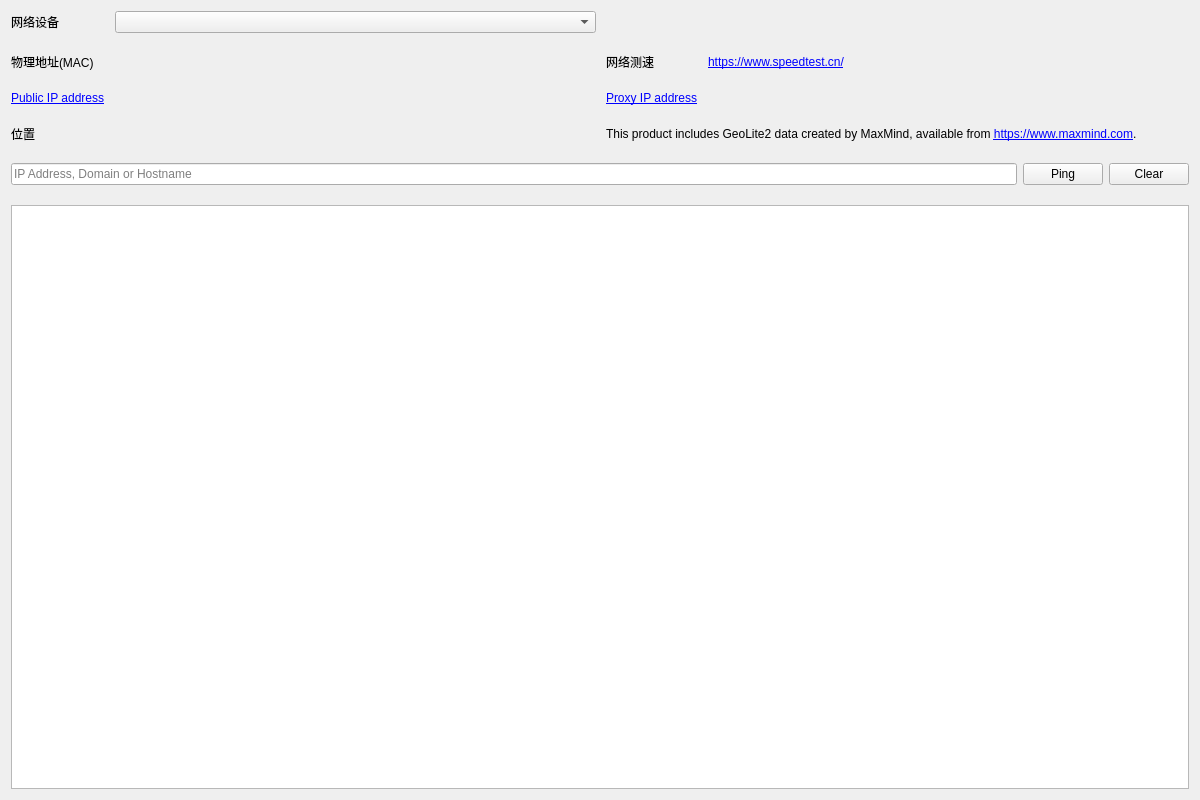
First picture: the form in DevTools/net_tool/net_tool.ui, repository mxy493/DevTools, before the edit.
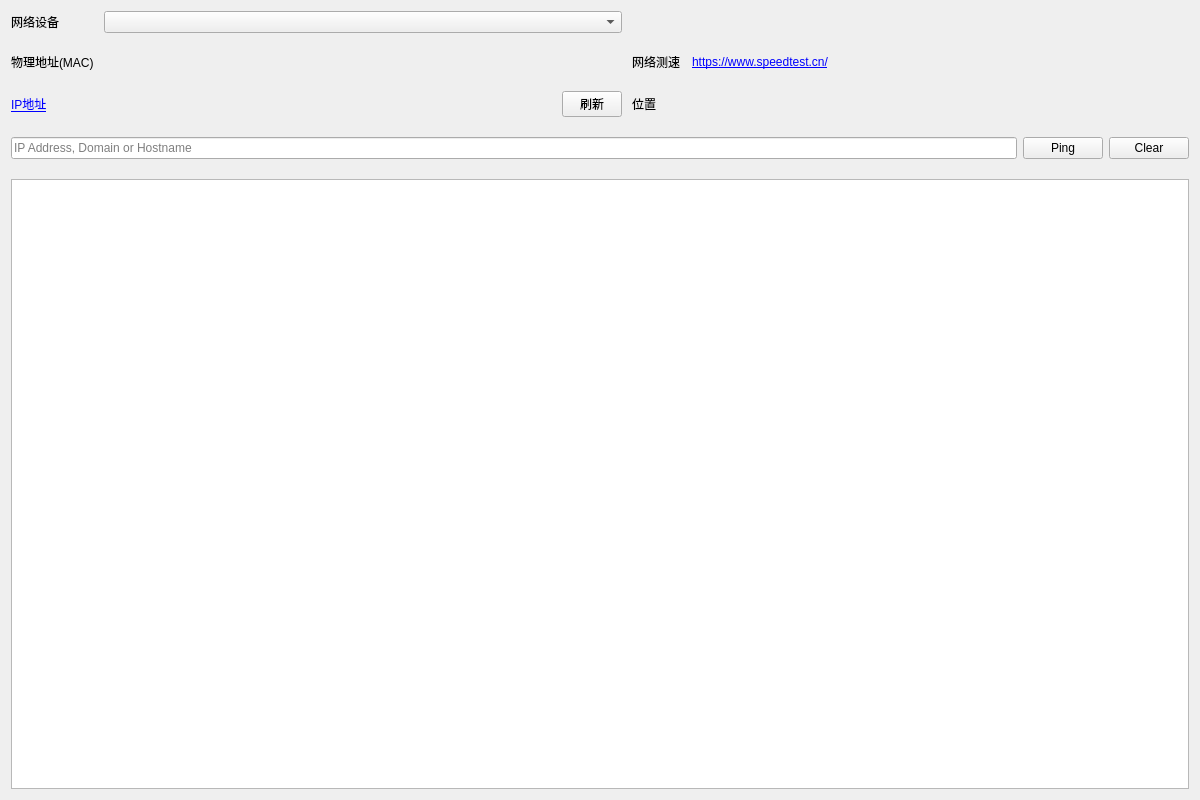
Second picture: the form after the edit. Icons and pictures are not drawn.

Commit message: 更改ip以及ip位置的查询方式

Patch:
```diff
--- a/DevTools/net_tool/net_tool.ui
+++ b/DevTools/net_tool/net_tool.ui
@@ -25,17 +25,89 @@
   </property>
   <layout class="QGridLayout" name="gridLayout_2">
    <item row="0" column="1">
-    <layout class="QGridLayout" name="gridLayout" columnstretch="1,10,1,10">
+    <layout class="QGridLayout" name="gridLayout" columnstretch="1,9,1,1,10">
      <property name="horizontalSpacing">
       <number>10</number>
      </property>
      <property name="verticalSpacing">
       <number>20</number>
      </property>
-     <item row="0" column="1">
-      <widget class="QComboBox" name="combo_interfaces"/>
+     <item row="0" column="0">
+      <widget class="QLabel" name="label_2">
+       <property name="text">
+        <string>网络设备</string>
+       </property>
+      </widget>
      </item>
-     <item row="7" column="0" colspan="4">
+     <item row="1" column="0">
+      <widget class="QLabel" name="label">
+       <property name="text">
+        <string>物理地址(MAC)</string>
+       </property>
+      </widget>
+     </item>
+     <item row="1" column="3">
+      <widget class="QLabel" name="label_5">
+       <property name="text">
+        <string>网络测速</string>
+       </property>
+      </widget>
+     </item>
+     <item row="1" column="4">
+      <widget class="QLabel" name="label_6">
+       <property name="text">
+        <string>&lt;html&gt;&lt;head/&gt;&lt;body&gt;&lt;p&gt;&lt;a href=&quot;https://www.speedtest.cn/&quot;&gt;&lt;span style=&quot; text-decoration: underline; color:#0000ff;&quot;&gt;https://www.speedtest.cn/&lt;/span&gt;&lt;/a&gt;&lt;/p&gt;&lt;/body&gt;&lt;/html&gt;</string>
+       </property>
+       <property name="openExternalLinks">
+        <bool>true</bool>
+       </property>
+      </widget>
+     </item>
+     <item row="2" column="3">
+      <widget class="QLabel" name="label_7">
+       <property name="text">
+        <string>位置</string>
+       </property>
+      </widget>
+     </item>
+     <item row="2" column="0">
+      <widget class="QLabel" name="label_3">
+       <property name="text">
+        <string>&lt;html&gt;&lt;head/&gt;&lt;body&gt;&lt;p&gt;&lt;a href=&quot;https://ifconfig.co&quot;&gt;&lt;span style=&quot; text-decoration: underline; color:#0000ff;&quot;&gt;IP地址&lt;/span&gt;&lt;/a&gt;&lt;/p&gt;&lt;/body&gt;&lt;/html&gt;</string>
+       </property>
+       <property name="openExternalLinks">
+        <bool>true</bool>
+       </property>
+      </widget>
+     </item>
+     <item row="2" column="4">
+      <widget class="QLabel" name="label_location">
+       <property name="text">
+        <string/>
+       </property>
+       <property name="textInteractionFlags">
+        <set>Qt::LinksAccessibleByMouse|Qt::TextSelectableByMouse</set>
+       </property>
+      </widget>
+     </item>
+     <item row="9" column="0" colspan="5">
+      <widget class="QPlainTextEdit" name="text_edit">
+       <property name="readOnly">
+        <bool>true</bool>
+       </property>
+      </widget>
+     </item>
+     <item row="2" column="1">
+      <widget class="QLabel" name="label_ip">
+       <property name="text">
+        <string/>
+       </property>
+       <property name="textInteractionFlags">
+        <set>Qt::LinksAccessibleByMouse|Qt::TextSelectableByMouse</set>
+       </property>
+      </widget>
+     </item>
+     <item row="6" column="0" colspan="5">
       <layout class="QHBoxLayout" name="horizontalLayout">
        <item>
         <widget class="QLineEdit" name="line_ping">
@@ -60,57 +132,29 @@
        </item>
       </layout>
      </item>
-     <item row="10" column="0" colspan="4">
-      <widget class="QPlainTextEdit" name="text_edit">
-       <property name="readOnly">
-        <bool>true</bool>
-       </property>
-      </widget>
-     </item>
-     <item row="2" column="0">
-      <widget class="QLabel" name="label_3">
-       <property name="toolTip">
-        <string>https://www.ipaddress.com/</string>
-       </property>
-       <property name="text">
-        <string>&lt;html&gt;&lt;head/&gt;&lt;body&gt;&lt;p&gt;&lt;a href=&quot;https://www.ipaddress.com/&quot;&gt;&lt;span style=&quot; text-decoration: underline; color:#0000ff;&quot;&gt;Public IP address&lt;/span&gt;&lt;/a&gt;&lt;/p&gt;&lt;/body&gt;&lt;/html&gt;</string>
-       </property>
-       <property name="openExternalLinks">
-        <bool>true</bool>
-       </property>
-      </widget>
-     </item>
-     <item row="2" column="1">
-      <widget class="QLabel" name="label_public_ip">
-       <property name="text">
-        <string/>
-       </property>
-       <property name="textInteractionFlags">
-        <set>Qt::LinksAccessibleByMouse|Qt::TextSelectableByMouse</set>
-       </property>
-      </widget>
-     </item>
      <item row="2" column="2">
-      <widget class="QLabel" name="label_4">
-       <property name="toolTip">
-        <string>https://www.ipaddress.com/</string>
+      <widget class="QPushButton" name="btn_update_ip">
+       <property name="minimumSize">
+        <size>
+         <width>60</width>
+         <height>0</height>
+        </size>
        </property>
-       <property name="text">
-        <string>&lt;html&gt;&lt;head/&gt;&lt;body&gt;&lt;p&gt;&lt;a href=&quot;https://www.ipaddress.com/&quot;&gt;&lt;span style=&quot; text-decoration: underline; color:#0000ff;&quot;&gt;Proxy IP address&lt;/span&gt;&lt;/a&gt;&lt;/p&gt;&lt;/body&gt;&lt;/html&gt;</string>
+       <property name="maximumSize">
+        <size>
+         <width>60</width>
+         <height>16777215</height>
+        </size>
        </property>
-       <property name="openExternalLinks">
-        <bool>true</bool>
-       </property>
-      </widget>
-     </item>
-     <item row="1" column="2">
-      <widget class="QLabel" name="label_5">
        <property name="text">
-        <string>网络测速</string>
+        <string>刷新</string>
        </property>
       </widget>
      </item>
-     <item row="1" column="1">
+     <item row="0" column="1" colspan="2">
+      <widget class="QComboBox" name="combo_interfaces"/>
+     </item>
+     <item row="1" column="1" colspan="2">
       <widget class="QLabel" name="label_mac">
        <property name="text">
         <string/>
@@ -120,70 +164,6 @@
        </property>
       </widget>
      </item>
-     <item row="1" column="3">
-      <widget class="QLabel" name="label_6">
-       <property name="text">
-        <string>&lt;html&gt;&lt;head/&gt;&lt;body&gt;&lt;p&gt;&lt;a href=&quot;https://www.speedtest.cn/&quot;&gt;&lt;span style=&quot; text-decoration: underline; color:#0000ff;&quot;&gt;https://www.speedtest.cn/&lt;/span&gt;&lt;/a&gt;&lt;/p&gt;&lt;/body&gt;&lt;/html&gt;</string>
-       </property>
-       <property name="openExternalLinks">
-        <bool>true</bool>
-       </property>
-      </widget>
-     </item>
-     <item row="0" column="0">
-      <widget class="QLabel" name="label_2">
-       <property name="text">
-        <string>网络设备</string>
-       </property>
-      </widget>
-     </item>
-     <item row="2" column="3">
-      <widget class="QLabel" name="label_proxy_ip">
-       <property name="text">
-        <string/>
-       </property>
-       <property name="textInteractionFlags">
-        <set>Qt::LinksAccessibleByMouse|Qt::TextSelectableByMouse</set>
-       </property>
-      </widget>
-     </item>
-     <item row="1" column="0">
-      <widget class="QLabel" name="label">
-       <property name="text">
-        <string>物理地址(MAC)</string>
-       </property>
-      </widget>
-     </item>
-     <item row="3" column="0">
-      <widget class="QLabel" name="label_7">
-       <property name="text">
-        <string>位置</string>
-       </property>
-      </widget>
-     </item>
-     <item row="3" column="1">
-      <widget class="QLabel" name="label_location">
-       <property name="text">
-        <string/>
-       </property>
-       <property name="textInteractionFlags">
-        <set>Qt::LinksAccessibleByMouse|Qt::TextSelectableByMouse</set>
-       </property>
-      </widget>
-     </item>
-     <item row="3" column="2" colspan="2">
-      <widget class="QLabel" name="label_8">
-       <property name="text">
-        <string>&lt;html&gt;&lt;head/&gt;&lt;body&gt;&lt;p&gt;This product includes GeoLite2 data created by MaxMind, available from &lt;a href=&quot;https://www.maxmind.com&quot;&gt;&lt;span style=&quot; text-decoration: underline; color:#0000ff;&quot;&gt;https://www.maxmind.com&lt;/span&gt;&lt;/a&gt;.&lt;/p&gt;&lt;/body&gt;&lt;/html&gt;</string>
-       </property>
-       <property name="wordWrap">
-        <bool>true</bool>
-       </property>
-       <property name="openExternalLinks">
-        <bool>true</bool>
-       </property>
-      </widget>
-     </item>
     </layout>
    </item>
   </layout>
```
The commit also changes 3 other files.
